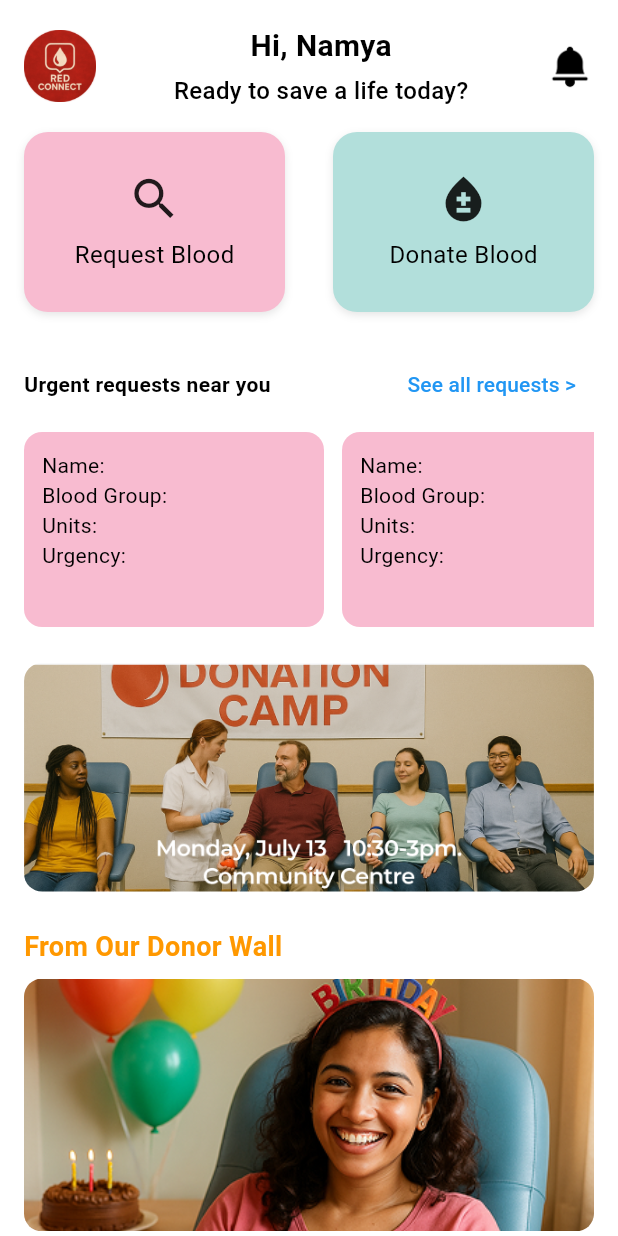
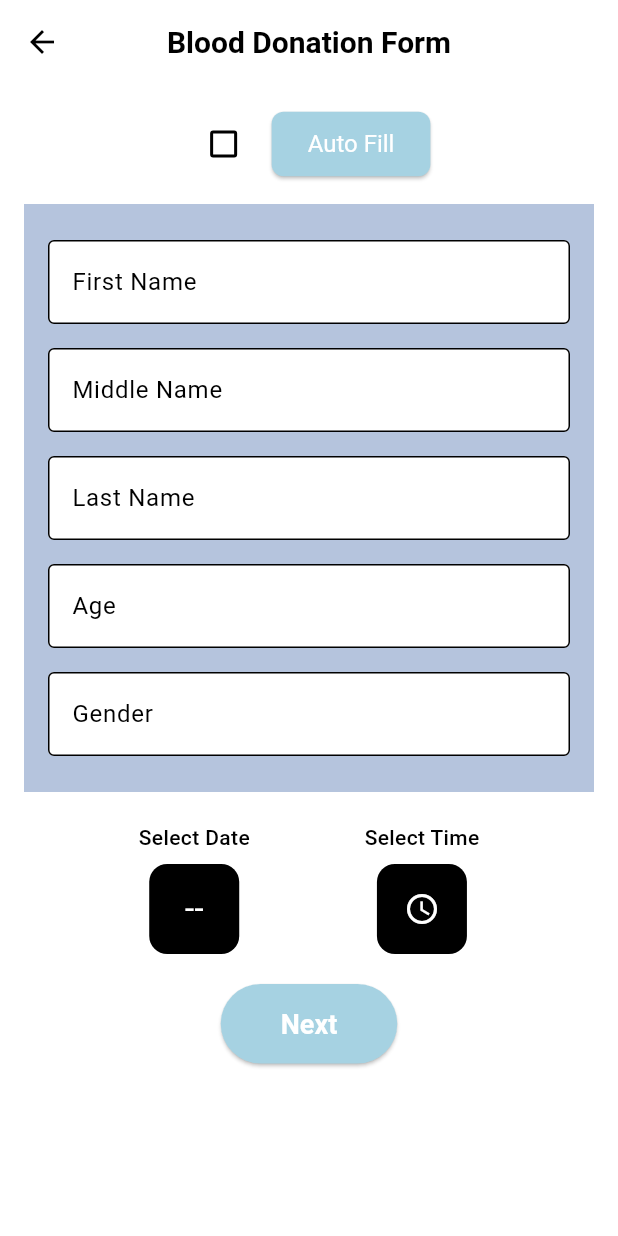
Before and after one commit to Murasaki2106/red_connect_app, a Flutter app: the HomeScreen screen opened directly, after a tap on "Donate Blood", on a phone screen of 412 x 824 dp. Run offline on Flutter 3.47's test engine with Material 3 defaults, Android fonts, the phone set to English and light mode, and no system bars; our stand-ins replace flutter_local_notifications, google_fonts.

Commit message:
Added Donation form screens

```diff
--- /dev/null
+++ b/lib/screens/blood_donation_form1.dart
@@ -0,0 +1,199 @@
+import 'package:flutter/material.dart';
+import 'package:google_fonts/google_fonts.dart';
+import 'first_time_donor.dart';
+
+class BloodDonationForm1Screen extends StatefulWidget {
+  const BloodDonationForm1Screen({super.key});
+
+  @override
+  State<BloodDonationForm1Screen> createState() => _BloodDonationFormScreenState();
+}
+
+class _BloodDonationFormScreenState extends State<BloodDonationForm1Screen> {
+  final TextEditingController firstNameController = TextEditingController();
+  final TextEditingController middleNameController = TextEditingController();
+  final TextEditingController lastNameController = TextEditingController();
+  final TextEditingController ageController = TextEditingController();
+  final TextEditingController genderController = TextEditingController();
+
+  DateTime? selectedDate;
+  TimeOfDay? selectedTime;
+  bool autoFill = false;
+
+  void _pickDate() async {
+    DateTime? picked = await showDatePicker(
+      context: context,
+      initialDate: selectedDate ?? DateTime.now(),
+      firstDate: DateTime(2000),
+      lastDate: DateTime(2100),
+    );
+    if (picked != null) {
+      setState(() => selectedDate = picked);
+    }
+  }
+
+  void _pickTime() async {
+    TimeOfDay? picked = await showTimePicker(
+      context: context,
+      initialTime: selectedTime ?? TimeOfDay.now(),
+    );
+    if (picked != null) {
+      setState(() => selectedTime = picked);
+    }
+  }
+
+  @override
+  Widget build(BuildContext context) {
+    return Scaffold(
+      appBar: AppBar(
+        backgroundColor: Colors.white,
+        elevation: 0,
+        leading: IconButton(
+          icon: const Icon(Icons.arrow_back, color: Colors.black),
+          onPressed: () => Navigator.pop(context),
+        ),
+        title: Text(
+          'Blood Donation Form',
+          style: GoogleFonts.roboto(
+            color: Colors.black,
+            fontWeight: FontWeight.bold,
+          ),
+        ),
+        centerTitle: true,
+      ),
+      body: Padding(
+        padding: const EdgeInsets.all(16.0),
+        child: Column(
+          crossAxisAlignment: CrossAxisAlignment.center,
+          children: [
+            Row(
+              mainAxisAlignment: MainAxisAlignment.center,
+              children: [
+                Checkbox(
+                  value: autoFill,
+                  onChanged: (val) => setState(() => autoFill = val ?? false),
+                ),
+                const SizedBox(width: 8),
+                ElevatedButton(
+                  style: ElevatedButton.styleFrom(
+                    backgroundColor: const Color.fromRGBO(166, 210, 226, 1),
+                  ),
+                  onPressed: () {},
+                  child: const Text("Auto Fill"),
+                ),
+              ],
+            ),
+            const SizedBox(height: 16),
+            Container(
+              padding: const EdgeInsets.all(16),
+              color: const Color.fromRGBO(120, 147, 194, 0.55),
+              child: Column(
+                children: [
+                  _buildTextField(firstNameController, 'First Name'),
+                  _buildTextField(middleNameController, 'Middle Name'),
+                  _buildTextField(lastNameController, 'Last Name'),
+                  _buildTextField(ageController, 'Age'),
+                  _buildTextField(genderController, 'Gender'),
+                ],
+              ),
+            ),
+            const SizedBox(height: 20),
+            Row(
+              mainAxisAlignment: MainAxisAlignment.spaceEvenly,
+              children: [
+                _buildDateTimeCard(
+                  label: 'Select Date',
+                  value: selectedDate != null
+                      ? '${selectedDate!.day}'
+                      : '--',
+                  onTap: _pickDate,
+                  icon: Icons.calendar_today,
+                ),
+                _buildDateTimeCard(
+                  label: 'Select Time',
+                  value: selectedTime != null
+                      ? selectedTime!.format(context)
+                      : '--:--',
+                  onTap: _pickTime,
+                  icon: Icons.access_time,
+                ),
+              ],
+            ),
+            const SizedBox(height: 20),
+            ElevatedButton(
+              style: ElevatedButton.styleFrom(
+                backgroundColor: const Color.fromRGBO(166, 210, 226, 1),
+                shape: RoundedRectangleBorder(
+                  borderRadius: BorderRadius.circular(30),
+                ),
+                padding: const EdgeInsets.symmetric(horizontal: 40, vertical: 16),
+              ),
+              onPressed: ()
+              {
+                Navigator.push(
+                  context,
+                  MaterialPageRoute(
+                    builder: (context) => const FirstTimeDonorScreen(),
+                    ),
+                );
+
+              },
+              child: Text(
+                'Next',
+                style: GoogleFonts.roboto(fontSize: 18, fontWeight: FontWeight.bold),
+              ),
+            ),
+          ],
+        ),
+      ),
+    );
+  }
+
+  Widget _buildTextField(TextEditingController controller, String label) {
+    return Padding(
+      padding: const EdgeInsets.symmetric(vertical: 8.0),
+      child: TextField(
+        controller: controller,
+        decoration: InputDecoration(
+          labelText: label,
+          border: const OutlineInputBorder(),
+          fillColor: Colors.white,
+          filled: true,
+        ),
+      ),
+    );
+  }
+
+  Widget _buildDateTimeCard({
+    required String label,
+    required String value,
+    required VoidCallback onTap,
+    required IconData icon,
+  }) {
+    return GestureDetector(
+      onTap: onTap,
+      child: Column(
+        children: [
+          Text(label, style: GoogleFonts.roboto(fontWeight: FontWeight.w500)),
+          const SizedBox(height: 8),
+          Container(
+            decoration: BoxDecoration(
+              color: Colors.black,
+              borderRadius: BorderRadius.circular(12),
+            ),
+            width: 60,
+            height: 60,
+            child: Center(
+              child: value.contains(':')
+                  ? Icon(icon, color: Colors.white)
+                  : Text(
+                      value,
+                      style: const TextStyle(color: Colors.white, fontSize: 22),
+                    ),
+            ),
+          ),
+        ],
+      ),
+    );
+  }
+}
--- a/lib/screens/home_screen.dart
+++ b/lib/screens/home_screen.dart
@@ -3,6 +3,7 @@ import 'package:flutter/material.dart';
 import 'request_screen.dart';
 import 'request_detail_screen.dart';
 import 'request_form_1.dart';
+import 'blood_donation_form1.dart';
 import 'package:google_fonts/google_fonts.dart';
 
 class HomeScreen extends StatelessWidget {
@@ -11,24 +12,60 @@ class HomeScreen extends StatelessWidget {
 
   HomeScreen({super.key, this.form1Data, this.form2Data});
 
-  final List<Map<Text, Text>> requests = [
+  List<Map<Text, Text>> requests = [
     {
-      Text("name", style: GoogleFonts.roboto()): Text('Aditi Patel', style: GoogleFonts.roboto()),
-      Text('bloodGroup', style: GoogleFonts.roboto()): Text('B+', style: GoogleFonts.roboto()),
-      Text('units', style: GoogleFonts.roboto()): Text('2', style: GoogleFonts.roboto()),
-      Text('urgency', style: GoogleFonts.roboto()): Text('Critical within 4 hrs', style: GoogleFonts.roboto()),
+      Text("name", style: GoogleFonts.roboto()): Text(
+        'Aditi Patel',
+        style: GoogleFonts.roboto(),
+      ),
+      Text('bloodGroup', style: GoogleFonts.roboto()): Text(
+        'B+',
+        style: GoogleFonts.roboto(),
+      ),
+      Text('units', style: GoogleFonts.roboto()): Text(
+        '2',
+        style: GoogleFonts.roboto(),
+      ),
+      Text('urgency', style: GoogleFonts.roboto()): Text(
+        'Critical within 4 hrs',
+        style: GoogleFonts.roboto(),
+      ),
     },
     {
-      Text('name', style: GoogleFonts.roboto()): Text('Sameer Khan', style: GoogleFonts.roboto()),
-      Text('bloodGroup', style: GoogleFonts.roboto()): Text('O-', style: GoogleFonts.roboto()),
-      Text('units', style: GoogleFonts.roboto()): Text('1', style: GoogleFonts.roboto()),
-      Text('urgency', style: GoogleFonts.roboto()): Text('Urgent tomorrow', style: GoogleFonts.roboto()),
+      Text('name', style: GoogleFonts.roboto()): Text(
+        'Sameer Khan',
+        style: GoogleFonts.roboto(),
+      ),
+      Text('bloodGroup', style: GoogleFonts.roboto()): Text(
+        'O-',
+        style: GoogleFonts.roboto(),
+      ),
+      Text('units', style: GoogleFonts.roboto()): Text(
+        '1',
+        style: GoogleFonts.roboto(),
+      ),
+      Text('urgency', style: GoogleFonts.roboto()): Text(
+        'Urgent tomorrow',
+        style: GoogleFonts.roboto(),
+      ),
     },
     {
-      Text('name', style: GoogleFonts.roboto()): Text('Nikhil Joshi', style: GoogleFonts.roboto()),
-      Text('bloodGroup', style: GoogleFonts.roboto()): Text('AB+', style: GoogleFonts.roboto()),
-      Text('units', style: GoogleFonts.roboto()): Text('3', style: GoogleFonts.roboto()),
-      Text('urgency', style: GoogleFonts.roboto()): Text('Scheduled - needed in 2 days', style: GoogleFonts.roboto()),
+      Text('name', style: GoogleFonts.roboto()): Text(
+        'Nikhil Joshi',
+        style: GoogleFonts.roboto(),
+      ),
+      Text('bloodGroup', style: GoogleFonts.roboto()): Text(
+        'AB+',
+        style: GoogleFonts.roboto(),
+      ),
+      Text('units', style: GoogleFonts.roboto()): Text(
+        '3',
+        style: GoogleFonts.roboto(),
+      ),
+      Text('urgency', style: GoogleFonts.roboto()): Text(
+        'Scheduled - needed in 2 days',
+        style: GoogleFonts.roboto(),
+      ),
     },
   ];
 
@@ -85,7 +122,8 @@ class HomeScreen extends StatelessWidget {
                           builder: (_) => NotificationsPage(
                             form1Data: form1Data!,
                             form2Data: form2Data!,
-                            timeAgo: '10', // You can calculate actual time diff if needed
+                            timeAgo:
+                                '10', // You can calculate actual time diff if needed
                           ),
                         ),
                       );
@@ -122,7 +160,7 @@ class HomeScreen extends StatelessWidget {
                         borderRadius: BorderRadius.circular(16),
                         boxShadow: [
                           BoxShadow(
-                            color: Colors.black.withOpacity(0.1),
+                            color: Colors.black.withValues(alpha: 0.1),
                             blurRadius: 4,
                             offset: Offset(0, 2),
                           ),
@@ -133,7 +171,10 @@ class HomeScreen extends StatelessWidget {
                         children: [
                           Icon(Icons.search, size: 36),
                           SizedBox(height: 8),
-                          Text("Request Blood", style: GoogleFonts.roboto(fontSize: 16)),
+                          Text(
+                            "Request Blood",
+                            style: GoogleFonts.roboto(fontSize: 16),
+                          ),
                         ],
                       ),
                     ),
@@ -143,7 +184,13 @@ class HomeScreen extends StatelessWidget {
                 Expanded(
                   child: GestureDetector(
                     onTap: () {
-                      // Navigate to donate
+                      Navigator.push(
+                        context,
+                        MaterialPageRoute(
+                          builder: (context) =>
+                              const BloodDonationForm1Screen(),
+                        ),
+                      );
                     },
                     child: Container(
                       height: 120,
@@ -153,7 +200,7 @@ class HomeScreen extends StatelessWidget {
                         borderRadius: BorderRadius.circular(16),
                         boxShadow: [
                           BoxShadow(
-                            color: Colors.black.withOpacity(0.1),
+                            color: Colors.black.withValues(alpha: 0.1),
                             blurRadius: 4,
                             offset: Offset(0, 2),
                           ),
@@ -190,7 +237,10 @@ class HomeScreen extends StatelessWidget {
                       MaterialPageRoute(builder: (_) => RequestScreen()),
                     );
                   },
-                  child: Text("See all requests >", style: GoogleFonts.roboto()),
+                  child: Text(
+                    "See all requests >",
+                    style: GoogleFonts.roboto(),
+                  ),
                 ),
               ],
             ),
@@ -225,10 +275,22 @@ class HomeScreen extends StatelessWidget {
                       child: Column(
                         crossAxisAlignment: CrossAxisAlignment.start,
                         children: [
-                          Text("Name: ${req[Text('name')]?.data ?? ''}", style: GoogleFonts.roboto()),
-                          Text("Blood Group: ${req[Text('bloodGroup')]?.data ?? ''}", style: GoogleFonts.roboto()),
-                          Text("Units: ${req[Text('units')]?.data ?? ''}", style: GoogleFonts.roboto()),
-                          Text("Urgency: ${req[Text('urgency')]?.data ?? ''}", style: GoogleFonts.roboto()),
+                          Text(
+                            "Name: ${req[Text('name')]?.data ?? ''}",
+                            style: GoogleFonts.roboto(),
+                          ),
+                          Text(
+                            "Blood Group: ${req[Text('bloodGroup')]?.data ?? ''}",
+                            style: GoogleFonts.roboto(),
+                          ),
+                          Text(
+                            "Units: ${req[Text('units')]?.data ?? ''}",
+                            style: GoogleFonts.roboto(),
+                          ),
+                          Text(
+                            "Urgency: ${req[Text('urgency')]?.data ?? ''}",
+                            style: GoogleFonts.roboto(),
+                          ),
                         ],
                       ),
                     ),
--- a/lib/screens/navigation.dart
+++ b/lib/screens/navigation.dart
@@ -48,7 +48,7 @@ class _MainNavigationState extends State<MainNavigation> {
       else
         RequestScreen(),
       DonateScreen(),
-      //StatusScreen(),
+      MyStatusScreen(),
       //ProfileScreen(),
     ];
 
--- a/lib/screens/notifications_screen.dart
+++ b/lib/screens/notifications_screen.dart
@@ -6,6 +6,7 @@ class NotificationsPage extends StatelessWidget {
   final Map<Text, Text> form1Data;
   final Map<Text, Text> form2Data;
   final String timeAgo;
+
 
   const NotificationsPage({
     super.key,
--- a/pubspec.yaml
+++ b/pubspec.yaml
@@ -31,10 +31,11 @@ dependencies:
   flutter:
     sdk: flutter
   google_fonts: ^6.1.0
-
+  flutter_local_notifications: ^19.1.0
   # The following adds the Cupertino Icons font to your application.
   # Use with the CupertinoIcons class for iOS style icons.
   cupertino_icons: ^1.0.8
+  intl: ^0.18.1
 
 dev_dependencies:
   flutter_test:
```
Also changed, not shown: lib/main.dart (+7 -1 lines), lib/screens/blood_donation_form2.dart (added, +96 -0 lines), lib/screens/first_time_donor.dart (added, +200 -0 lines), lib/screens/verified_screen.dart (added, +76 -0 lines), pubspec.lock, 3 other files.
